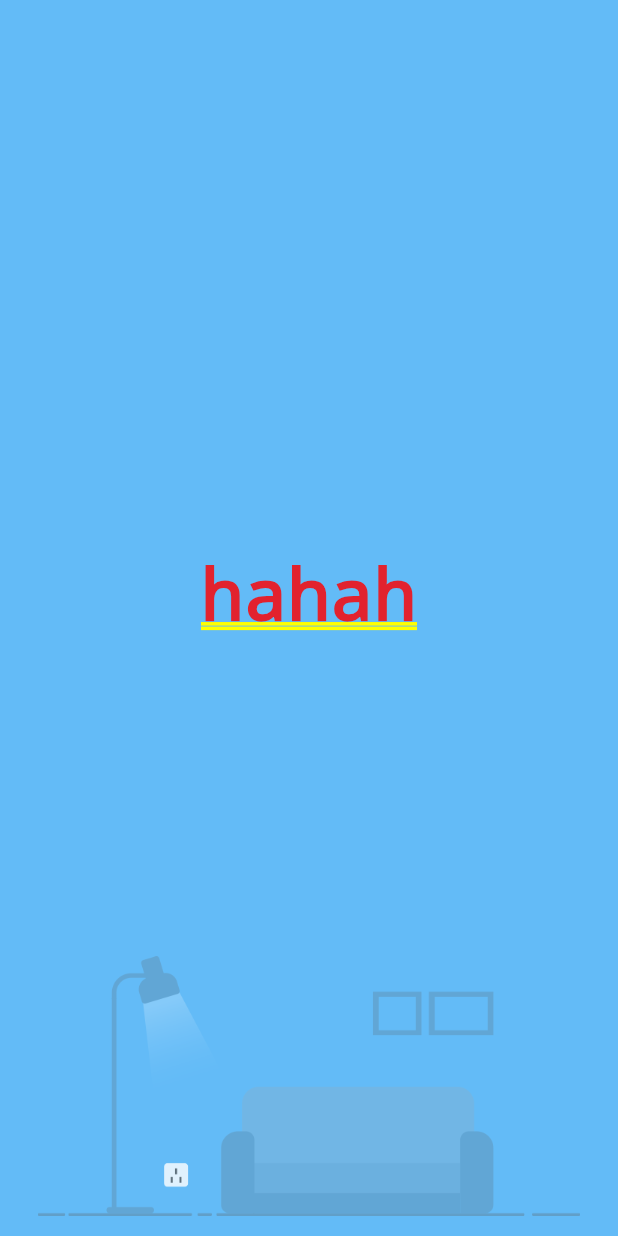
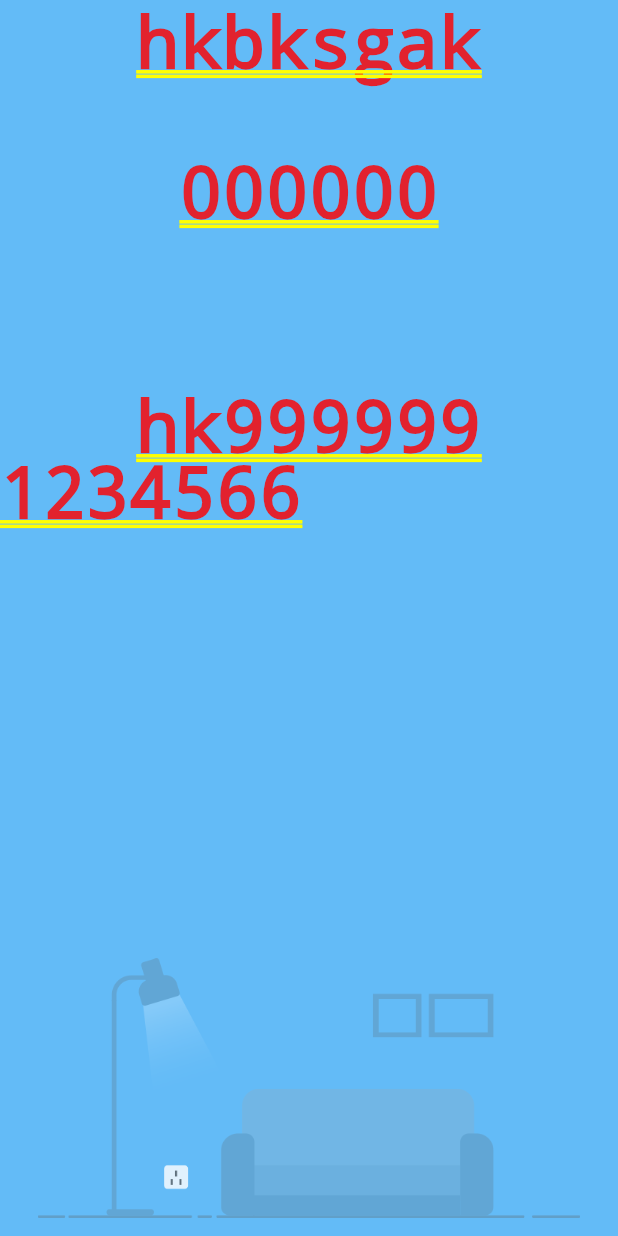
Before and after one commit to huangjian0414/flutter_start, a Flutter app: the screen it shows after launch, on a phone screen of 412 x 824 dp. Run offline on Flutter 3.47's test engine with Material 2 defaults, Android fonts, the phone set to English and light mode, and no system bars; our stand-ins replace dio; generated files the repository leaves out were written again.

Commit message:
布局 研究   还是Stack适合我

```diff
--- a/flutter_app/lib/Main/LoginPage.dart
+++ b/flutter_app/lib/Main/LoginPage.dart
@@ -17,16 +17,20 @@ class LoginPageState extends State<LoginPage> {
     // TODO: implement build
     return CupertinoPageScaffold(
       backgroundColor: Color(0xFF63BBF7),
-      child: Container(child: new Column(children: <Widget>[
-        Container(
-            child: Image(image: new AssetImage('Images/登录背景.png'), height: 200),
-            padding: new EdgeInsets.only(left: 0, right: 0),
-            alignment: Alignment.bottomCenter)
-        , Container(
-          child: Text('hahah'),
-          alignment: Alignment.center,
-          padding: new EdgeInsets.only(left: 0, right: 0, bottom: 200),)
-      ], verticalDirection: VerticalDirection.up,))
+      child:
+        Stack(children: <Widget>[
+          Positioned(child: Text('000000',textAlign: TextAlign.center,),left: 0,right: 0,top: 100),
+          Positioned(child: Text('1234566'),left: 0,right: 0,top: 300),
+          Positioned(child: Image(image: AssetImage('Images/登录背景.png')),left: 0,right: 0,bottom: 0,),
+          Column(
+            children: <Widget>[
+              Container(
+                child: Text('hkbksgak'), margin: EdgeInsets.only(top: 0),),
+              Container(child: Text('hk999999'),
+                margin: EdgeInsets.only(top: 200),
+                alignment: Alignment.bottomCenter,)
+            ],)
+        ],)
       ,);
   }
 }
```
